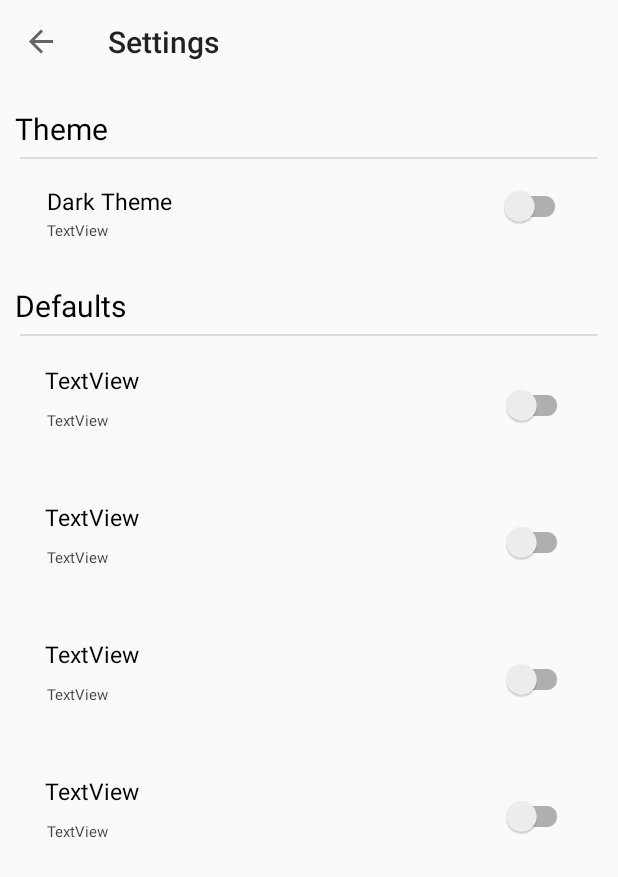
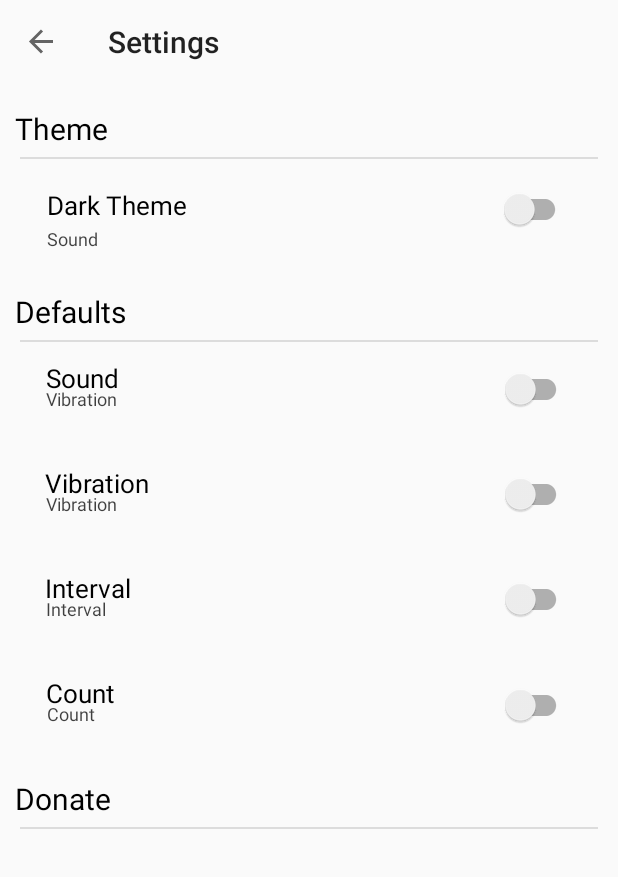
Before and after one commit to maxorozco213/FiveMoreMinutes, an Android app: the SettingsMenu screen opened through its navigation route, on a phone screen of 412 x 824 dp. Shown: the top 877 px of the screen. Run offline under Robolectric (Android 15) with nearby library versions, the light colour scheme and no system bars; our stand-ins replace data binding, navigation-ui.

Commit message:
Completed basic layout of settings screen

```diff
--- a/android-fmm/app/src/main/res/layout/fragment_settings_menu.xml
+++ b/android-fmm/app/src/main/res/layout/fragment_settings_menu.xml
@@ -31,7 +31,7 @@
                     android:layout_height="wrap_content"
                     android:layout_marginTop="2dp"
                     android:layout_marginBottom="20dp"
-                    android:text="TextView"
+                    android:text="@string/default_sound_title"
                     app:layout_constraintBottom_toBottomOf="parent"
                     app:layout_constraintEnd_toEndOf="parent"
                     app:layout_constraintHorizontal_bias="0.047"
@@ -79,7 +79,7 @@
                 app:layout_constraintHorizontal_bias="0.028"
                 app:layout_constraintStart_toStartOf="parent"
                 app:layout_constraintTop_toTopOf="parent"
-                app:layout_constraintVertical_bias="0.0" />
+                app:layout_constraintVertical_bias="1.0" />
 
             <View
                 android:id="@+id/divider"
@@ -99,7 +99,7 @@
                 style="@style/HeaderText"
                 android:layout_width="wrap_content"
                 android:layout_height="wrap_content"
-                android:layout_marginTop="84dp"
+                android:layout_marginTop="88dp"
                 android:text="@string/defaults_header_settings"
                 android:textColor="@color/defaultTextColor"
                 app:layout_constraintEnd_toEndOf="parent"
@@ -122,7 +122,7 @@
             <LinearLayout
                 android:id="@+id/sound_default_layout"
                 android:layout_width="383dp"
-                android:layout_height="91dp"
+                android:layout_height="@dimen/settings_linear_layout"
                 android:orientation="vertical"
                 app:layout_constraintBottom_toTopOf="@+id/vibration_default_layout"
                 app:layout_constraintEnd_toEndOf="parent"
@@ -138,7 +138,7 @@
                         style="@style/SubHeaderText"
                         android:layout_width="wrap_content"
                         android:layout_height="wrap_content"
-                        android:text="TextView"
+                        android:text="@string/default_sound_title"
                         app:layout_constraintBottom_toBottomOf="parent"
                         app:layout_constraintEnd_toEndOf="parent"
                         app:layout_constraintHorizontal_bias="0.048"
@@ -151,13 +151,12 @@
                         style="@style/SelectedValueText"
                         android:layout_width="wrap_content"
                         android:layout_height="wrap_content"
-                        android:layout_marginBottom="28dp"
-                        android:text="TextView"
+                        android:layout_marginBottom="24dp"
+                        android:text="@string/default_vibration_title"
                         app:layout_constraintBottom_toBottomOf="parent"
                         app:layout_constraintEnd_toEndOf="parent"
-                        app:layout_constraintHorizontal_bias="0.049"
-                        app:layout_constraintStart_toStartOf="parent"
-                        app:layout_constraintVertical_bias="0.384" />
+                        app:layout_constraintHorizontal_bias="0.047"
+                        app:layout_constraintStart_toStartOf="parent" />
 
                     <androidx.appcompat.widget.SwitchCompat
                         android:id="@+id/switch2"
@@ -165,17 +164,17 @@
                         android:layout_height="wrap_content"
                         app:layout_constraintBottom_toBottomOf="parent"
                         app:layout_constraintEnd_toEndOf="parent"
-                        app:layout_constraintHorizontal_bias="0.953"
+                        app:layout_constraintHorizontal_bias="0.951"
                         app:layout_constraintStart_toStartOf="parent"
                         app:layout_constraintTop_toTopOf="parent"
-                        app:layout_constraintVertical_bias="0.509" />
+                        app:layout_constraintVertical_bias="0.416" />
                 </androidx.constraintlayout.widget.ConstraintLayout>
             </LinearLayout>
     <!--Vibration-->
             <LinearLayout
                 android:id="@+id/vibration_default_layout"
                 android:layout_width="383dp"
-                android:layout_height="91dp"
+                android:layout_height="@dimen/settings_linear_layout"
                 android:orientation="vertical"
                 app:layout_constraintBottom_toTopOf="@+id/interval_default_layout"
                 app:layout_constraintEnd_toEndOf="parent"
@@ -191,7 +190,7 @@
                         style="@style/SubHeaderText"
                         android:layout_width="wrap_content"
                         android:layout_height="wrap_content"
-                        android:text="TextView"
+                        android:text="@string/default_vibration_title"
                         app:layout_constraintBottom_toBottomOf="parent"
                         app:layout_constraintEnd_toEndOf="parent"
                         app:layout_constraintHorizontal_bias="0.048"
@@ -204,13 +203,12 @@
                         style="@style/SelectedValueText"
                         android:layout_width="wrap_content"
                         android:layout_height="wrap_content"
-                        android:layout_marginBottom="28dp"
-                        android:text="TextView"
+                        android:layout_marginBottom="24dp"
+                        android:text="@string/default_vibration_title"
                         app:layout_constraintBottom_toBottomOf="parent"
                         app:layout_constraintEnd_toEndOf="parent"
-                        app:layout_constraintHorizontal_bias="0.049"
-                        app:layout_constraintStart_toStartOf="parent"
-                        app:layout_constraintVertical_bias="0.384" />
+                        app:layout_constraintHorizontal_bias="0.047"
+                        app:layout_constraintStart_toStartOf="parent" />
 
                     <androidx.appcompat.widget.SwitchCompat
                         android:id="@+id/vibration_default_toggle"
@@ -218,17 +216,17 @@
                         android:layout_height="wrap_content"
                         app:layout_constraintBottom_toBottomOf="parent"
                         app:layout_constraintEnd_toEndOf="parent"
-                        app:layout_constraintHorizontal_bias="0.953"
+                        app:layout_constraintHorizontal_bias="0.951"
                         app:layout_constraintStart_toStartOf="parent"
                         app:layout_constraintTop_toTopOf="parent"
-                        app:layout_constraintVertical_bias="0.509" />
+                        app:layout_constraintVertical_bias="0.416" />
                 </androidx.constraintlayout.widget.ConstraintLayout>
             </LinearLayout>
     <!--Interval-->
             <LinearLayout
                 android:id="@+id/interval_default_layout"
                 android:layout_width="383dp"
-                android:layout_height="91dp"
+                android:layout_height="@dimen/settings_linear_layout"
                 android:orientation="vertical"
                 app:layout_constraintBottom_toTopOf="@id/count_default_layout"
                 app:layout_constraintEnd_toEndOf="parent"
@@ -245,7 +243,7 @@
                         style="@style/SubHeaderText"
                         android:layout_width="wrap_content"
                         android:layout_height="wrap_content"
-                        android:text="TextView"
+                        android:text="@string/default_interval_title"
                         app:layout_constraintBottom_toBottomOf="parent"
                         app:layout_constraintEnd_toEndOf="parent"
                         app:layout_constraintHorizontal_bias="0.048"
@@ -258,13 +256,12 @@
                         style="@style/SelectedValueText"
                         android:layout_width="wrap_content"
                         android:layout_height="wrap_content"
-                        android:layout_marginBottom="28dp"
-                        android:text="TextView"
+                        android:layout_marginBottom="24dp"
+                        android:text="@string/default_interval_title"
                         app:layout_constraintBottom_toBottomOf="parent"
                         app:layout_constraintEnd_toEndOf="parent"
-                        app:layout_constraintHorizontal_bias="0.049"
-                        app:layout_constraintStart_toStartOf="parent"
-                        app:layout_constraintVertical_bias="0.384" />
+                        app:layout_constraintHorizontal_bias="0.047"
+                        app:layout_constraintStart_toStartOf="parent" />
 
                     <androidx.appcompat.widget.SwitchCompat
                         android:id="@+id/interval_default_toggle"
@@ -272,17 +269,17 @@
                         android:layout_height="wrap_content"
                         app:layout_constraintBottom_toBottomOf="parent"
                         app:layout_constraintEnd_toEndOf="parent"
-                        app:layout_constraintHorizontal_bias="0.953"
+                        app:layout_constraintHorizontal_bias="0.951"
                         app:layout_constraintStart_toStartOf="parent"
                         app:layout_constraintTop_toTopOf="parent"
-                        app:layout_constraintVertical_bias="0.509" />
+                        app:layout_constraintVertical_bias="0.416" />
                 </androidx.constraintlayout.widget.ConstraintLayout>
             </LinearLayout>
     <!--Count-->
             <LinearLayout
                 android:id="@+id/count_default_layout"
                 android:layout_width="383dp"
-                android:layout_height="91dp"
+                android:layout_height="@dimen/settings_linear_layout"
                 android:layout_marginBottom="100dp"
                 android:orientation="vertical"
                 app:layout_constraintBottom_toBottomOf="parent"
@@ -299,7 +296,7 @@
                         style="@style/SubHeaderText"
                         android:layout_width="wrap_content"
                         android:layout_height="wrap_content"
-                        android:text="TextView"
+                        android:text="@string/default_count_title"
                         app:layout_constraintBottom_toBottomOf="parent"
                         app:layout_constraintEnd_toEndOf="parent"
                         app:layout_constraintHorizontal_bias="0.048"
@@ -312,13 +309,12 @@
                         style="@style/SelectedValueText"
                         android:layout_width="wrap_content"
                         android:layout_height="wrap_content"
-                        android:layout_marginBottom="28dp"
-                        android:text="TextView"
+                        android:layout_marginBottom="24dp"
+                        android:text="@string/default_count_title"
                         app:layout_constraintBottom_toBottomOf="parent"
                         app:layout_constraintEnd_toEndOf="parent"
-                        app:layout_constraintHorizontal_bias="0.049"
-                        app:layout_constraintStart_toStartOf="parent"
-                        app:layout_constraintVertical_bias="0.384" />
+                        app:layout_constraintHorizontal_bias="0.047"
+                        app:layout_constraintStart_toStartOf="parent" />
 
                     <androidx.appcompat.widget.SwitchCompat
                         android:id="@+id/count_default_toggle"
@@ -326,12 +322,38 @@
                         android:layout_height="wrap_content"
                         app:layout_constraintBottom_toBottomOf="parent"
                         app:layout_constraintEnd_toEndOf="parent"
-                        app:layout_constraintHorizontal_bias="0.953"
+                        app:layout_constraintHorizontal_bias="0.951"
                         app:layout_constraintStart_toStartOf="parent"
                         app:layout_constraintTop_toTopOf="parent"
-                        app:layout_constraintVertical_bias="0.509" />
+                        app:layout_constraintVertical_bias="0.437" />
                 </androidx.constraintlayout.widget.ConstraintLayout>
             </LinearLayout>
+
+            <TextView
+                android:id="@+id/settings_donate_header"
+                style="@style/HeaderText"
+                android:layout_width="wrap_content"
+                android:layout_height="wrap_content"
+                android:layout_marginStart="10dp"
+                android:layout_marginTop="5dp"
+                android:layout_marginEnd="319dp"
+                android:text="@string/settings_donate_header"
+                app:layout_constraintBottom_toTopOf="@+id/divider3"
+                app:layout_constraintEnd_toEndOf="parent"
+                app:layout_constraintHorizontal_bias="0.0"
+                app:layout_constraintStart_toStartOf="parent"
+                app:layout_constraintTop_toBottomOf="@+id/count_default_layout" />
+
+            <View
+                android:id="@+id/divider3"
+                android:layout_width="385dp"
+                android:layout_height="1dp"
+                android:background="?android:attr/listDivider"
+                app:layout_constraintBottom_toBottomOf="parent"
+                app:layout_constraintEnd_toEndOf="parent"
+                app:layout_constraintStart_toStartOf="parent"
+                app:layout_constraintTop_toTopOf="parent"
+                app:layout_constraintVertical_bias="0.899" />
 
         </androidx.constraintlayout.widget.ConstraintLayout>
     </ScrollView>
--- a/android-fmm/app/src/main/res/values/dimens.xml
+++ b/android-fmm/app/src/main/res/values/dimens.xml
@@ -4,4 +4,5 @@
     <dimen name="text_margin">16dp</dimen>
     <dimen name="default_elem_width">375dp</dimen>
     <dimen name="rounded_corners">8dp</dimen>
+    <dimen name="settings_linear_layout">70dp</dimen>
 </resources>
--- a/android-fmm/app/src/main/res/values/fontStyles.xml
+++ b/android-fmm/app/src/main/res/values/fontStyles.xml
@@ -7,12 +7,12 @@
 
     <style name="SubHeaderText">
         <item name="android:textColor">#000000</item>
-        <item name="android:textSize">15sp</item>
+        <item name="android:textSize">17sp</item>
     </style>
 
     <style name="SelectedValueText">
         <item name="android:textColor">#BF000000</item>
-        <item name="android:textSize">10sp</item>
+        <item name="android:textSize">12sp</item>
     </style>
 
 </resources>
--- a/android-fmm/app/src/main/res/values/strings.xml
+++ b/android-fmm/app/src/main/res/values/strings.xml
@@ -1,16 +1,24 @@
 <resources>
     <string name="app_name">Five More Minutes</string>
-    <string name="next_alarm_text">Next alarm</string>
     <string name="alarm_name_placeholder">Alarm Name</string>
-    <string name="save_button">Save</string>
+
+<!--    Toolbar-->
     <string name="new_alarm">+</string>
     <string name="save_button_toolbar">Save</string>
+
+<!--    Settings-->
     <string name="settings">Settings</string>
     <string name="enable_dark_theme">Dark Theme</string>
-    <string name="open_calendar_desc">Open calendar button</string>
-    <string name="about_header_settings">About</string>
     <string name="defaults_header_settings">Defaults</string>
     <string name="donation_header_settings">Donate</string>
     <string name="theme_header_settings">Theme</string>
     <string name="settings_main_header">Settings</string>
+    <string name="settings_donate_header">Donate</string>
+    <string name="default_sound_title">Sound</string>
+    <string name="default_vibration_title">Vibration</string>
+    <string name="default_interval_title">Interval</string>
+    <string name="default_count_title">Count</string>
+
+<!--    Create alarm-->
+    <string name="open_calendar_desc">Open calendar button</string>
 </resources>
```
